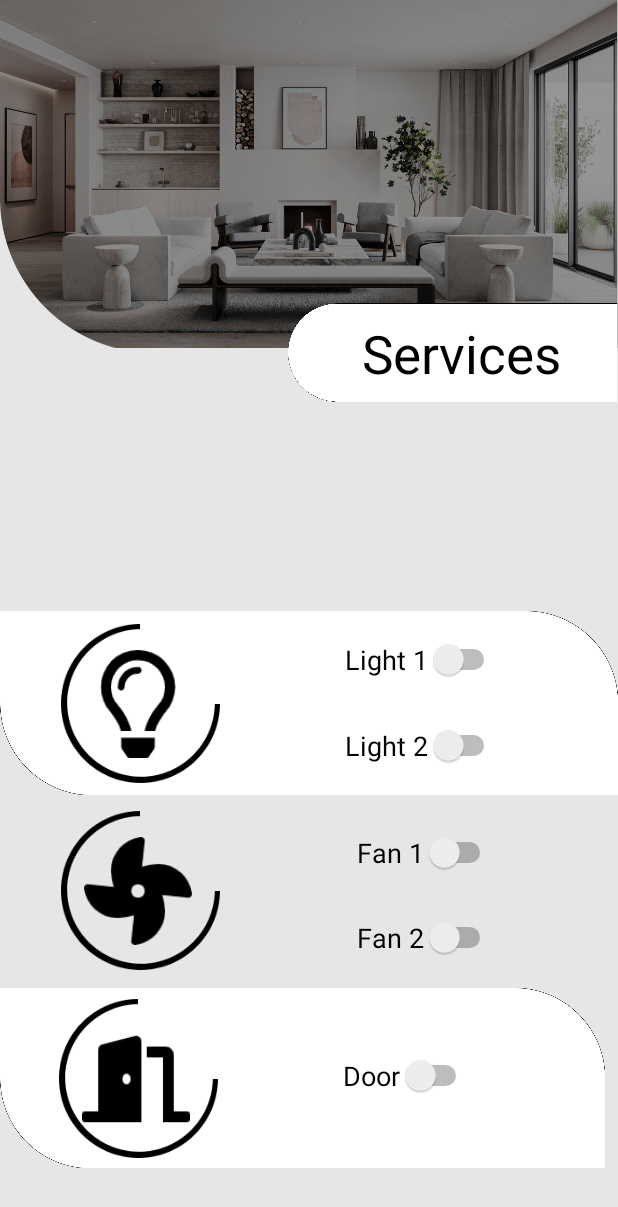
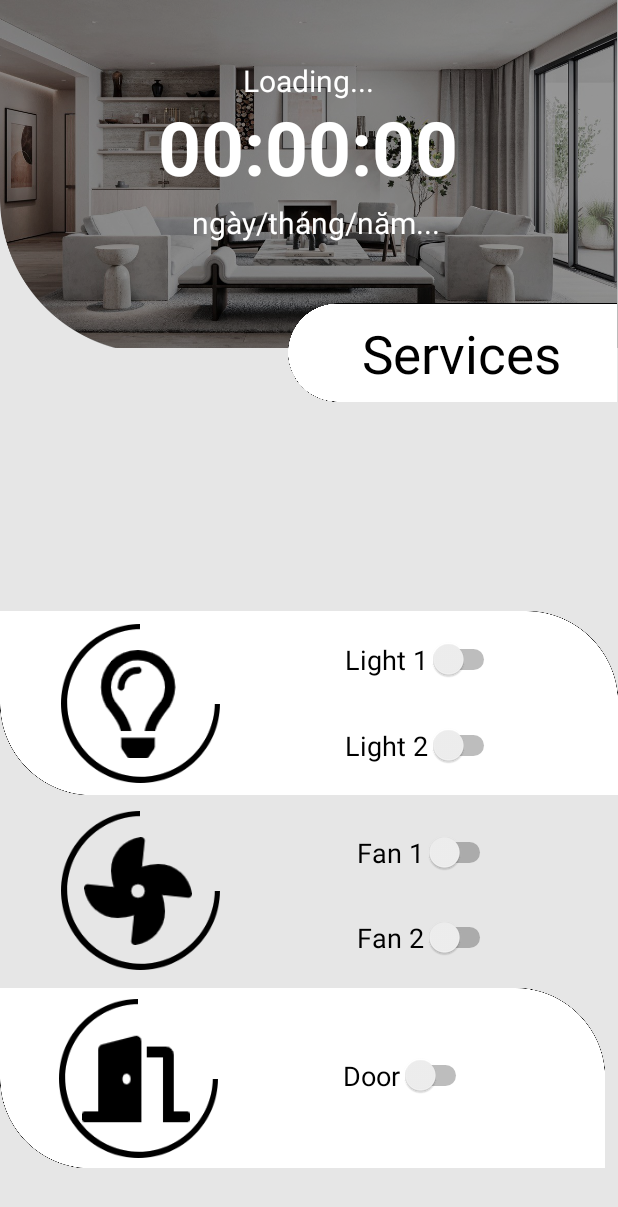
Before and after one commit to NTA1508/GPBL2025_SmartHome_app, an Android app: the layout activity_home.xml on its own in the app's theme, with its tools: preview values and no code run, on a phone screen of 412 x 824 dp. Shown: the top 1207 px of the screen. Run offline under Robolectric (Android 15) with nearby library versions, the phone set to English and light mode, and no system bars.

```diff
--- a/app/build.gradle.kts
+++ b/app/build.gradle.kts
@@ -44,4 +44,6 @@ dependencies {
     testImplementation(libs.junit)
     androidTestImplementation(libs.androidx.junit)
     androidTestImplementation(libs.androidx.espresso.core)
+    implementation("com.squareup.okhttp3:okhttp:4.12.0")
+
 }
--- a/app/src/main/res/layout/activity_home.xml
+++ b/app/src/main/res/layout/activity_home.xml
@@ -24,10 +24,51 @@
         app:layout_constraintEnd_toEndOf="parent"
         app:layout_constraintDimensionRatio="16:9" /> <!-- Tỷ lệ 16:9 -->
 
-    <!-- Switch nằm dưới ImageView và căn giữa -->
 
+        <TextView
+            android:id="@+id/textViewTime"
+            android:layout_width="wrap_content"
+            android:layout_height="wrap_content"
+            android:text="00:00:00"
+            android:textColor="@color/white"
+            android:textSize="50sp"
+            android:textStyle="bold"
+            app:layout_constraintBottom_toBottomOf="parent"
+            app:layout_constraintEnd_toEndOf="parent"
+            app:layout_constraintHorizontal_bias="0.497"
+            app:layout_constraintStart_toStartOf="parent"
+            app:layout_constraintTop_toTopOf="parent"
+            app:layout_constraintVertical_bias="0.085" />
 
-    <ImageView
+        <TextView
+            android:id="@+id/textViewInfo"
+            android:layout_width="wrap_content"
+            android:layout_height="wrap_content"
+            android:text="ngày/tháng/năm..."
+            android:textColor="@color/white"
+            android:textSize="20sp"
+            app:layout_constraintBottom_toBottomOf="parent"
+            app:layout_constraintEnd_toEndOf="parent"
+            app:layout_constraintHorizontal_bias="0.518"
+            app:layout_constraintStart_toStartOf="parent"
+            app:layout_constraintTop_toTopOf="parent"
+            app:layout_constraintVertical_bias="0.169" />
+
+        <TextView
+            android:id="@+id/textViewLocation"
+            android:layout_width="wrap_content"
+            android:layout_height="wrap_content"
+            android:text="Loading..."
+            android:textColor="@color/white"
+            android:textSize="20sp"
+            app:layout_constraintBottom_toBottomOf="parent"
+            app:layout_constraintEnd_toEndOf="parent"
+            app:layout_constraintHorizontal_bias="0.498"
+            app:layout_constraintStart_toStartOf="parent"
+            app:layout_constraintTop_toTopOf="parent"
+            app:layout_constraintVertical_bias="0.05" />
+
+        <ImageView
         android:id="@+id/imageView5"
         android:layout_width="219dp"
         android:layout_height="214dp"
@@ -51,7 +92,8 @@
         app:layout_constraintStart_toStartOf="@id/imageView5"
         app:layout_constraintTop_toTopOf="@id/imageView5" />
 
-<!--        *****LIGHT*****-->
+
+        <!--        *****LIGHT*****-->
 
 
         <ImageView
--- /dev/null
+++ b/app/src/main/res/xml/network_security_config.xml
@@ -0,0 +1,6 @@
+<?xml version="1.0" encoding="utf-8"?>
+<network-security-config>
+    <domain-config cleartextTrafficPermitted="true">
+        <domain includeSubdomains="true">ip-api.com</domain>
+    </domain-config>
+</network-security-config>
```
Also changed, not shown: app/src/main/AndroidManifest.xml (+5 -3 lines), app/src/main/java/com/example/test/DateTime.java (added, +26 -0 lines), app/src/main/java/com/example/test/IPLocationHelper.java (added, +49 -0 lines), app/src/main/java/com/example/test/MainActivity.java (+51 -2 lines).
